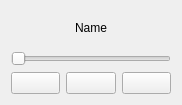
This is Main/RobotPoseQt/playresourceframe.ui in krishauser/Klampt as Qt 5 draws it before an edit. The edited form follows.
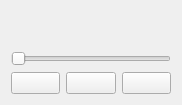
This is the edited form. Icons and pictures are not drawn.

What changed in the file:
```diff
--- a/Main/RobotPoseQt/playresourceframe.ui
+++ b/Main/RobotPoseQt/playresourceframe.ui
@@ -62,7 +62,7 @@
    <item row="0" column="0" colspan="3">
     <widget class="QLabel" name="lbl_name">
      <property name="text">
-      <string>Name</string>
+      <string/>
      </property>
      <property name="alignment">
       <set>Qt::AlignCenter</set>
```
